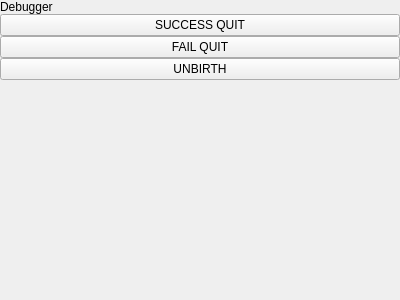
This is integration/v2/src/libs/libuptime/widgets/uptime/ui/DebuggerWidget.ui in mrdeveloperdude/OctoMY as Qt 5 draws it before an edit. The edited form follows.
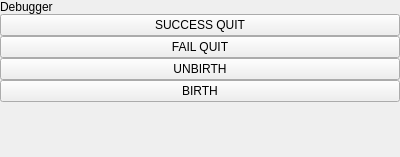
This is the edited form.

Commit message: Added Debugger Widget

The edit to the form file:
```diff
--- a/integration/v2/src/libs/libuptime/widgets/uptime/ui/DebuggerWidget.ui
+++ b/integration/v2/src/libs/libuptime/widgets/uptime/ui/DebuggerWidget.ui
@@ -7,7 +7,7 @@
     <x>0</x>
     <y>0</y>
     <width>400</width>
-    <height>300</height>
+    <height>157</height>
    </rect>
   </property>
   <property name="windowTitle">
@@ -57,11 +57,27 @@
      </property>
     </widget>
    </item>
+   <item>
+    <widget class="QPushButton" name="pushButtonBirth">
+     <property name="sizePolicy">
+      <sizepolicy hsizetype="Minimum" vsizetype="Minimum">
+       <horstretch>0</horstretch>
+       <verstretch>0</verstretch>
+      </sizepolicy>
+     </property>
+     <property name="text">
+      <string>BIRTH</string>
+     </property>
+    </widget>
+   </item>
    <item>
     <spacer name="verticalSpacer">
      <property name="orientation">
       <enum>Qt::Vertical</enum>
      </property>
+     <property name="sizeType">
+      <enum>QSizePolicy::MinimumExpanding</enum>
+     </property>
      <property name="sizeHint" stdset="0">
       <size>
        <width>20</width>
```
Left out of the diff: 24 changed lines with no effect on the pictures. The commit also changes 2 other files.
